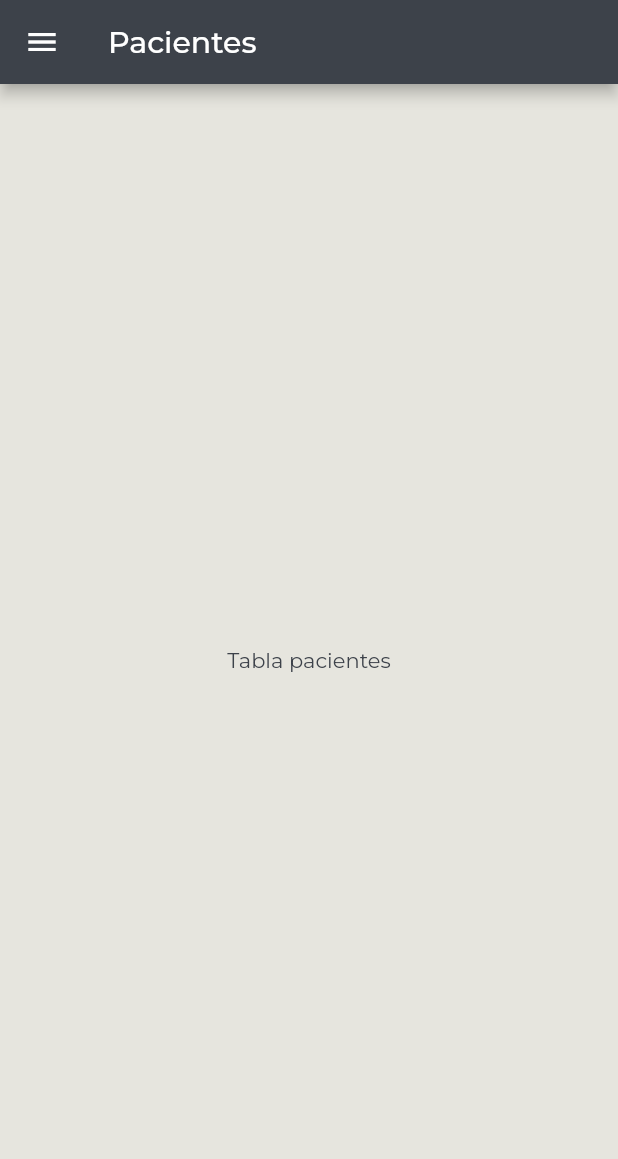
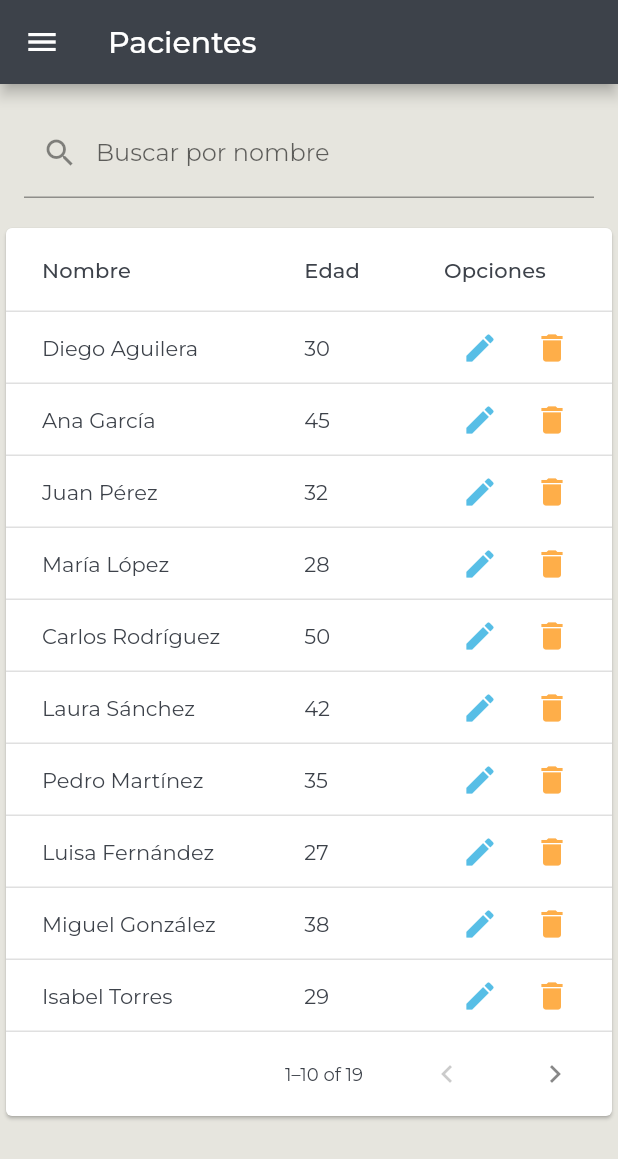
Before and after one commit to diegoaguilera4/FrontGestionTareasNEE, a Flutter app: the PacientesView screen opened by its route, on a phone screen of 412 x 824 dp. Shown: the top 1159 px of the screen. Run offline on Flutter 3.47's test engine with Material 2 defaults, Android fonts, the phone set to English and light mode, and no system bars; our stand-ins replace google_fonts.

Commit message:
creación de tabla con buscador por nombre en pacientes del profesional

```diff
--- a/lib/main.dart
+++ b/lib/main.dart
@@ -29,7 +29,7 @@ class MyApp extends StatelessWidget {
         // Página de inicio
         '/': (context) => LoginPage(), // Página de inicio de sesión
         '/profesional': (context) => const ProfesionalView(),
-        '/pacientes': (context) => const PacientesView()
+        '/pacientes': (context) => PacientesView()
         // Define otras rutas aquí si es necesario
       },
     );
--- a/lib/pages/pacientes.dart
+++ b/lib/pages/pacientes.dart
@@ -1,11 +1,8 @@
 import 'package:flutter/material.dart';
 import 'package:gestiontareas/colores.dart';
-
 import '../components/sidemenu.dart';
 
 class PacientesView extends StatelessWidget {
-  const PacientesView({super.key});
-
   @override
   Widget build(BuildContext context) {
     return Scaffold(
@@ -13,12 +10,155 @@ class PacientesView extends StatelessWidget {
         title: const Text('Pacientes'),
         backgroundColor: secondaryColor,
       ),
-      drawer: SideMenu(
-        currentPage: 'pacientes',
-      ), // Usa la clase SideMenu como el Drawer
-      body: const Center(
-        child: Text('Tabla pacientes'),
-      ),
+      drawer: SideMenu(currentPage: 'pacientes'),
+      body: PacientesDataTable(),
     );
   }
 }
+
+class PacientesDataTable extends StatefulWidget {
+  @override
+  _PacientesDataTableState createState() => _PacientesDataTableState();
+}
+
+class _PacientesDataTableState extends State<PacientesDataTable> {
+  List<Paciente> pacientes =
+      []; // Debes llenar esta lista con los datos de tus pacientes
+  List<Paciente> filteredPacientes = [];
+
+  @override
+  void initState() {
+    super.initState();
+    // Llena la lista 'pacientes' con los datos de tus pacientes
+    pacientes = getListaPacientes();
+    filteredPacientes.addAll(pacientes);
+  }
+
+  void filterPacientes(String query) {
+    setState(() {
+      if (query.isEmpty) {
+        filteredPacientes.clear();
+        filteredPacientes.addAll(pacientes);
+      } else {
+        filteredPacientes.clear();
+        filteredPacientes.addAll(pacientes.where((paciente) =>
+            paciente.nombre.toLowerCase().contains(query.toLowerCase())));
+      }
+    });
+  }
+
+  @override
+  Widget build(BuildContext context) {
+    return Column(
+      children: <Widget>[
+        Padding(
+          padding: const EdgeInsets.all(16.0),
+          child: TextField(
+            onChanged: filterPacientes,
+            decoration: const InputDecoration(
+              labelText: 'Buscar por nombre',
+              prefixIcon: Icon(Icons.search),
+            ),
+          ),
+        ),
+        Expanded(
+          child: SingleChildScrollView(
+            child: SizedBox(
+              width: MediaQuery.of(context).size.width,
+              child: PaginatedDataTable(
+                columns: const [
+                  DataColumn(label: Text('Nombre')),
+                  DataColumn(label: Text('Edad')),
+                  DataColumn(label: Text('Opciones')),
+                ],
+                source: PacientesDataSource(filteredPacientes),
+              ),
+            ),
+          ),
+        ),
+      ],
+    );
+  }
+}
+
+class Paciente {
+  final String nombre;
+  final int edad;
+
+  Paciente({required this.nombre, required this.edad});
+}
+
+class PacientesDataSource extends DataTableSource {
+  final List<Paciente> _pacientes;
+
+  PacientesDataSource(this._pacientes);
+
+  @override
+  DataRow getRow(int index) {
+    final paciente = _pacientes[index];
+    return DataRow(
+      cells: [
+        DataCell(Text(paciente.nombre)),
+        DataCell(Text(paciente.edad.toString())),
+        DataCell(Row(
+          children: [
+            IconButton(
+              icon: const Icon(
+                Icons.edit,
+                color: primaryColor,
+              ),
+              onPressed: () {
+                // Agrega la lógica para editar el paciente
+              },
+            ),
+            IconButton(
+              icon: const Icon(
+                Icons.delete,
+                color: buttonColor1,
+              ),
+              onPressed: () {
+                // Agrega la lógica para eliminar el paciente
+              },
+            ),
+          ],
+        )),
+      ],
+    );
+  }
+
+  @override
+  bool get isRowCountApproximate => false;
+
+  @override
+  int get rowCount => _pacientes.length;
+
+  @override
+  int get selectedRowCount => 0;
+}
+
+List<Paciente> getListaPacientes() {
+  // Aquí debes cargar la lista de pacientes desde tus datos.
+  // Ejemplo de cómo llenar la lista:
+  return [
+    Paciente(nombre: "Diego Aguilera", edad: 30),
+    Paciente(nombre: "Ana García", edad: 45),
+    Paciente(nombre: "Juan Pérez", edad: 32),
+    Paciente(nombre: "María López", edad: 28),
+    Paciente(nombre: "Carlos Rodríguez", edad: 50),
+    Paciente(nombre: "Laura Sánchez", edad: 42),
+    Paciente(nombre: "Pedro Martínez", edad: 35),
+    Paciente(nombre: "Luisa Fernández", edad: 27),
+    Paciente(nombre: "Miguel González", edad: 38),
+    Paciente(nombre: "Isabel Torres", edad: 29),
+    Paciente(nombre: "Roberto Ramírez", edad: 48),
+    Paciente(nombre: "Carmen Ruiz", edad: 33),
+    Paciente(nombre: "Javier Vargas", edad: 31),
+    Paciente(nombre: "Elena Jiménez", edad: 40),
+    Paciente(nombre: "Guillermo Silva", edad: 26),
+    Paciente(nombre: "Sofía Ortiz", edad: 34),
+    Paciente(nombre: "Alejandro Herrera", edad: 44),
+    Paciente(nombre: "Natalia Castro", edad: 37),
+    Paciente(nombre: "Andrés Morales", edad: 39),
+    // Agrega más pacientes según tus necesidades
+  ];
+}
--- a/lib/pages/profesional.dart
+++ b/lib/pages/profesional.dart
@@ -17,7 +17,7 @@ class ProfesionalView extends StatelessWidget {
         currentPage: 'general',
       ), // Usa la clase SideMenu como el Drawer
       body: const Center(
-        child: Text('Contenido de la Vista de Administrador'),
+        child: Text('Dashboard'),
       ),
     );
   }
```
